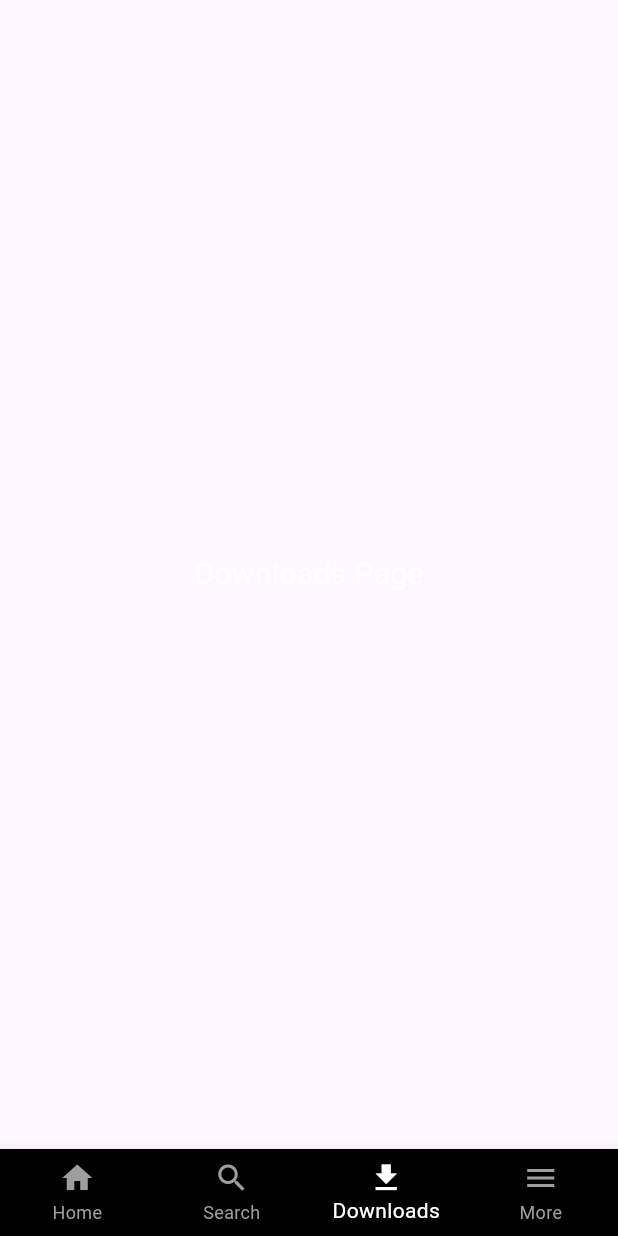
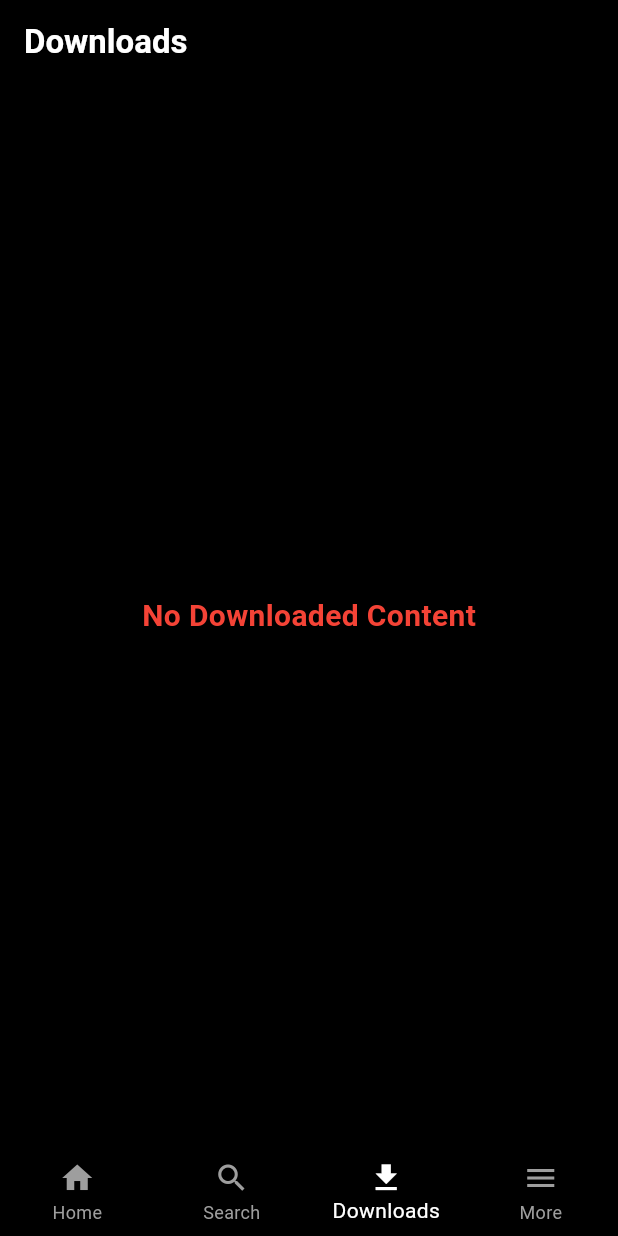
Before and after one commit to AbdoFattou7/Streaming_app, a Flutter app: the screen it shows after launch, item 3 of the bottom bar chosen, on a phone screen of 412 x 824 dp. Run offline on Flutter 3.47's test engine with Material 3 defaults, Android fonts, the phone set to English and light mode, and no system bars.

Commit message:
added download page

```diff
--- /dev/null
+++ b/lib/downloads_page.dart
@@ -0,0 +1,31 @@
+import 'package:flutter/material.dart';
+
+class DownloadsPage extends StatelessWidget {
+  const DownloadsPage({super.key});
+
+  @override
+  Widget build(BuildContext context) {
+    return Scaffold(
+      // Netflix style black background
+      backgroundColor: Colors.black,
+      appBar: AppBar(
+        backgroundColor: Colors.black,
+        elevation: 0,
+        title: const Text(
+          "Downloads",
+          style: TextStyle(color: Colors.white, fontWeight: FontWeight.bold),
+        ),
+      ),
+      body: const Center(
+        child: Text(
+          "No Downloaded Content",
+          style: TextStyle(
+            color: Colors.red, // Red text as requested
+            fontSize: 20,
+            fontWeight: FontWeight.bold,
+          ),
+        ),
+      ),
+    );
+  }
+}
--- a/lib/main.dart
+++ b/lib/main.dart
@@ -1,5 +1,6 @@
 import 'package:flutter/material.dart';
 import 'package:oss_project/accountpage.dart';
+import 'package:oss_project/downloads_page.dart';
 import 'package:oss_project/search_page.dart';
 import 'package:oss_project/see_all_page.dart';
 import 'package:oss_project/trending_seeallpage.dart';
@@ -34,13 +35,8 @@ class _HomePageState extends State<HomePage> {
   // List of screens for the Bottom Navigation Bar
   final List<Widget> _screens = [
     const HomeContent(),
-    const SearchPage(), // Change the first placeholder to your actual SearchPage
-    const Center(
-      child: Text(
-        "Downloads Page",
-        style: TextStyle(color: Colors.white, fontSize: 20),
-      ),
-    ),
+    const SearchPage(),
+    const DownloadsPage(), // Update this line
     const AccountPage(),
   ];
 
```
